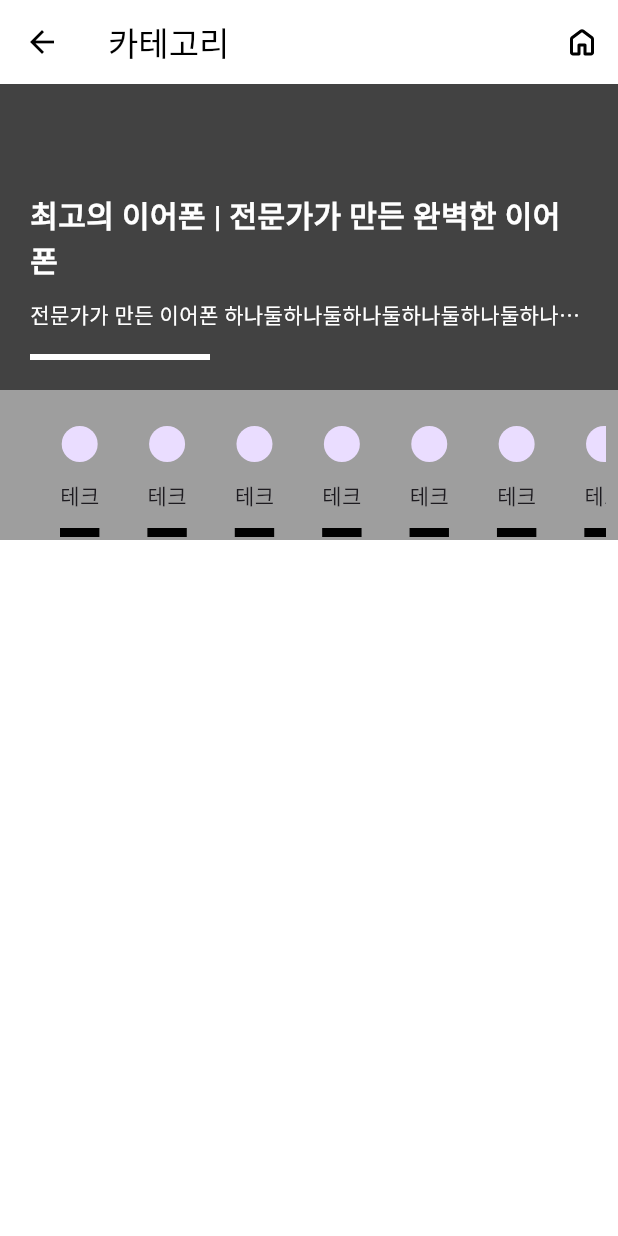
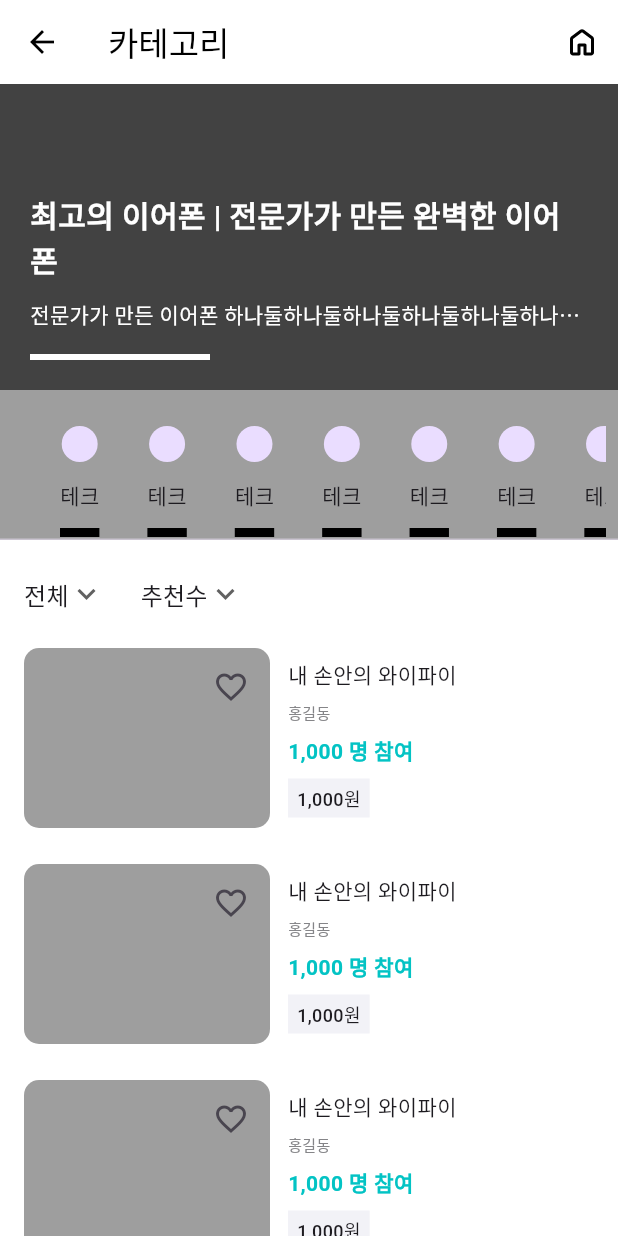
Before and after one commit to Joojinsung/flutter_, a Flutter app: the CategoryPage screen opened directly with empty values, on a phone screen of 412 x 824 dp. Run offline on Flutter 3.47's test engine with Material 3 defaults, Android fonts, the phone set to English and light mode, and no system bars; our stand-ins replace cached_network_image, dio, flutter_riverpod, flutter_svg, freezed_annotation, gap and 3 more; generated files the repository leaves out were written again; Roboto replaces fonts that are missing (Pretendard).

Commit message:
카테고리 레이아웃

```diff
--- a/lib/views/category/category_page.dart
+++ b/lib/views/category/category_page.dart
@@ -1,6 +1,7 @@
 import 'package:flutter/material.dart';
 import 'package:flutter_svg/flutter_svg.dart';
 import 'package:gap/gap.dart';
+import 'package:wadiz_clone/theme.dart';
 
 class CategoryPage extends StatefulWidget {
   final String categoryId;
@@ -102,8 +103,133 @@ class _CategoryPageState extends State<CategoryPage> {
                     ),
                   ),
                 );
-                }),
-          )
+              },
+            ),
+          ),
+          Divider(
+            height: 0,
+          ),
+          Expanded(
+            child: Padding(
+              padding: const EdgeInsets.symmetric(horizontal: 16),
+              child: Column(
+                children: [
+                  Padding(
+                    padding: const EdgeInsets.symmetric(vertical: 12),
+                    child: Row(
+                      children: [
+                        DropdownButton(
+                          items: [
+                            DropdownMenuItem(
+                              child: Text("전체"),
+                            ),
+                          ],
+                          onChanged: (value) {},
+                          icon: Icon(Icons.keyboard_arrow_down),
+                          underline: SizedBox.shrink(),
+                        ),
+                        Gap(24),
+                        DropdownButton(
+                          items: [
+                            DropdownMenuItem(
+                              child: Text("추천수"),
+                            ),
+                          ],
+                          onChanged: (value) {},
+                          icon: Icon(Icons.keyboard_arrow_down),
+                          underline: SizedBox.shrink(),
+                        ),
+                      ],
+                    ),
+                  ),
+                  Expanded(
+                    child: ListView.builder(
+                      itemCount: 10,
+                      itemBuilder: (context, index) {
+                        return InkWell(
+                          onTap: () {},
+                          child: Padding(
+                            padding: const EdgeInsets.only(bottom: 24.0),
+                            child: Row(
+                              children: [
+                                Container(
+                                  height: 120,
+                                  width: 164,
+                                  decoration: BoxDecoration(
+                                    borderRadius: BorderRadius.circular(10),
+                                    color: Colors.grey,
+                                  ),
+                                  child: Stack(
+                                    children: [
+                                      Positioned(
+                                        right: 2,
+                                        top: 2,
+                                        child: IconButton(
+                                          onPressed: () {},
+                                          icon: Icon(
+                                            Icons.favorite_border,
+                                          ),
+                                        ),
+                                      ),
+                                    ],
+                                  ),
+                                ),
+                                Gap(12),
+                                Expanded(
+                                  child: Column(
+                                    crossAxisAlignment:
+                                        CrossAxisAlignment.start,
+                                    children: [
+                                      Text(
+                                        "내 손안의 와이파이",
+                                        maxLines: 2,
+                                        overflow: TextOverflow.ellipsis,
+                                      ),
+                                      Gap(8),
+                                      Text(
+                                        "홍길동",
+                                        style: TextStyle(
+                                          fontSize: 10,
+                                          color: AppColors.wadizGray[500],
+                                        ),
+                                      ),
+                                      Gap(8),
+                                      Text(
+                                        "1,000 명 참여",
+                                        style: TextStyle(
+                                          color: AppColors.primaryColor,
+                                          fontWeight: FontWeight.w600,
+                                        ),
+                                      ),
+                                      Gap(8),
+                                      Container(
+                                        padding: EdgeInsets.symmetric(
+                                            horizontal: 6, vertical: 4),
+                                        decoration: BoxDecoration(
+                                          color: AppColors.bg,
+                                        ),
+                                        child: Text(
+                                          "1,000원",
+                                          style: TextStyle(
+                                            fontSize: 12,
+                                            fontWeight: FontWeight.w500,
+                                          ),
+                                        ),
+                                      ),
+                                    ],
+                                  ),
+                                ),
+                              ],
+                            ),
+                          ),
+                        );
+                      },
+                    ),
+                  ),
+                ],
+              ),
+            ),
+          ),
         ],
       ),
     );
```
Lines whose indentation alone changed are shown as unchanged.
